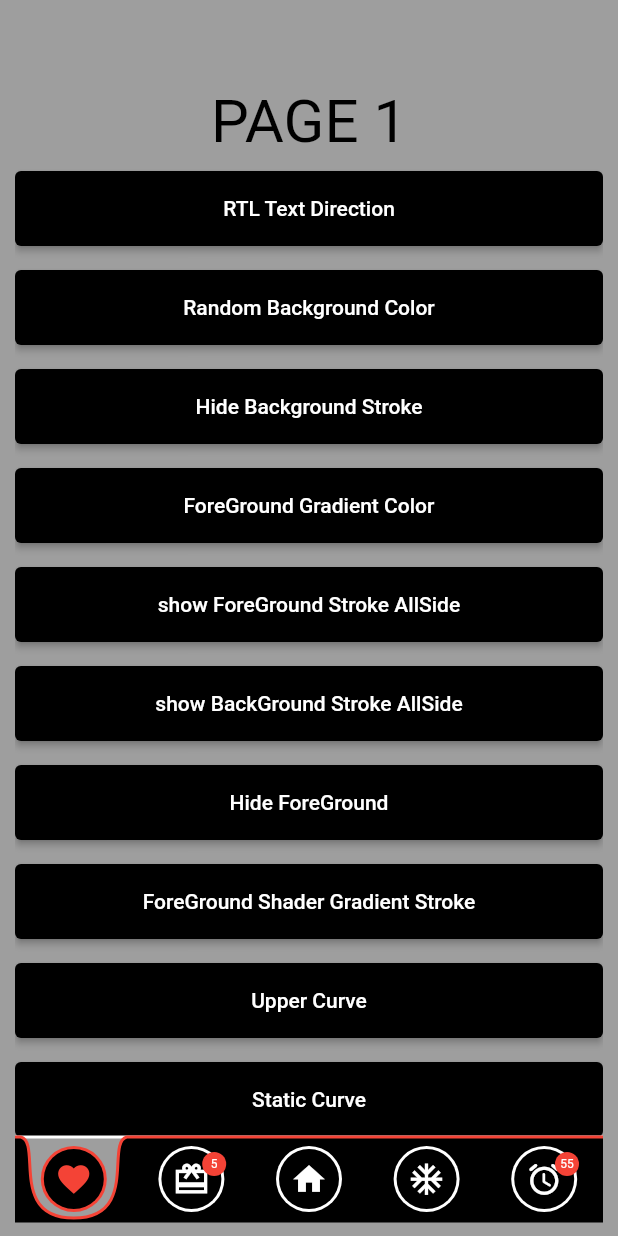
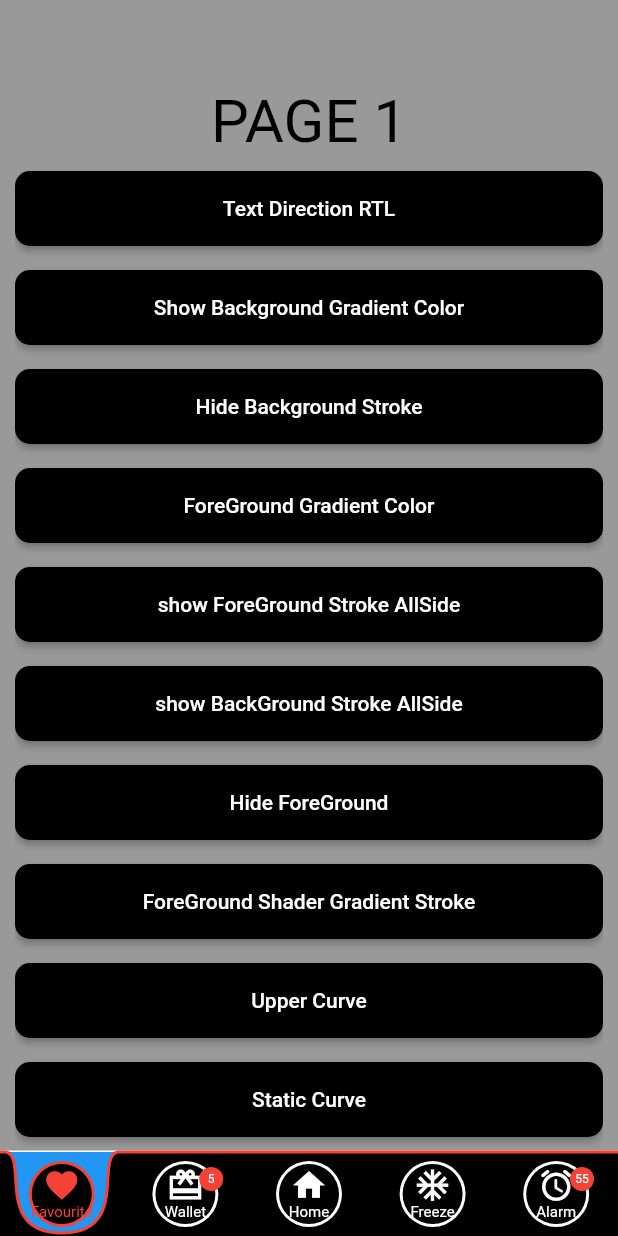
Before and after one commit to saginbajracharya/ultimate_bottom_navbar, a Flutter app: the screen it shows after launch, on a phone screen of 412 x 824 dp. Run offline on Flutter 3.47's test engine with Material 2 defaults, Android fonts, the phone set to English and light mode, and no system bars.

```diff
--- a/example/lib/main.dart
+++ b/example/lib/main.dart
@@ -1,4 +1,3 @@
-import 'dart:math';
 import 'package:flutter/material.dart';
 import 'package:ultimate_bottom_navbar/ultimate_bottom_navbar.dart';
 import 'BottomNavPages/page_1.dart';
@@ -32,57 +31,19 @@ class BottomNavigationPage extends StatefulWidget {
 }
 
 class _BottomNavigationPageState extends State<BottomNavigationPage> {
-  Random random                      = Random();
-  int currentIndex                   = 0;
-  bool staticCurve                   = false;
-  bool useForeGroundGradient         = false;
-  bool showForeGround                = true;
-  bool useShaderStroke               = false;
-  bool underCurve                    = true;
-  bool showCircleStaticMidItem       = true;
-  bool showForeGroundStrokeAllSide   = false;
-  bool showBackGroundStrokeAllSide   = false;
-  Color backgroundColor              = transparent;
-  double backgroundStrokeBorderWidth = 5.0;
-  var badgeVal1                      = '5';
-  var badgeVal2                      = '55';
-  var textDirection                  = TextDirection.ltr;
 
-  final List<String> title = [
-    "",
-    "",
-    "",
-    "",
-    ""
-  ];
-
-  final List<IconData> icons = [
-    Icons.favorite,
-    Icons.wallet_giftcard_sharp,
-    Icons.home,
-    Icons.ac_unit_outlined,
-    Icons.access_alarm_rounded,
-  ];
-
-  final List pages = [
-    const Page1(),
-    const Page2(),
-    const Page3(),
-    const Page4(),
-    const Page5(),
-  ];
-
-  Gradient backgroundGradientColor = const LinearGradient(
+  final backgroundGradientColor = LinearGradient(
     begin: Alignment.topCenter,
     end: Alignment.bottomCenter,
     colors: [
-      green,
-      green,
-      green,
-      green,
-      red,
+      black,     // Black
+      darkGrey,  // Dark Gray
+      grey,      // Gray
+      lightGrey, // Light Gray
+      white,     // White
     ],
-    stops: [0.1, 0.3, 0.5, 0.7, 1.0],
+    stops: const [0.0, 0.25, 0.5, 0.75, 1.0],
+    tileMode: TileMode.mirror,
   );
 
   Shader foreGroundGradientShader = const LinearGradient(
@@ -110,6 +71,46 @@ class _BottomNavigationPageState extends State<BottomNavigationPage> {
     ],
     stops: [0.2, 0.4, 0.5, 0.6, 2.0],
   ).createShader(Rect.fromCenter(center: const Offset(0.0,0.0), height: 200, width: 100));
+
+  int currentIndex                   = 0;
+  bool staticCurve                   = false;
+  bool useForeGroundGradient         = false;
+  bool showForeGround                = true;
+  bool useShaderStroke               = false;
+  bool underCurve                    = true;
+  bool showCircleStaticMidItem       = true;
+  bool showForeGroundStrokeAllSide   = false;
+  bool showBackGroundStrokeAllSide   = false;
+  Color backgroundColor              = blue;
+  Gradient? backgroundGradientColors;
+  double backgroundStrokeBorderWidth = 5.0;
+  var badgeVal1                      = '5';
+  var badgeVal2                      = '55';
+  var textDirection                  = TextDirection.ltr;
+
+  final List<String> title = [
+    "Favourite",
+    "Wallet",
+    "Home",
+    "Freeze",
+    "Alarm"
+  ];
+
+  final List<IconData> icons = [
+    Icons.favorite,
+    Icons.wallet_giftcard_sharp,
+    Icons.home,
+    Icons.ac_unit_outlined,
+    Icons.access_alarm_rounded,
+  ];
+
+  final List pages = [
+    const Page1(),
+    const Page2(),
+    const Page3(),
+    const Page4(),
+    const Page5(),
+  ];
 
   @override
   Widget build(BuildContext context) {
@@ -146,6 +147,9 @@ class _BottomNavigationPageState extends State<BottomNavigationPage> {
                           style: ElevatedButton.styleFrom(
                             primary: black,
                             minimumSize: const Size.fromHeight(50),
+                            shape: RoundedRectangleBorder(
+                              borderRadius: BorderRadius.circular(10), // Set the desired radius here
+                            ),
                           ),
                           onPressed: ()async{
                             setState(() {
@@ -158,28 +162,31 @@ class _BottomNavigationPageState extends State<BottomNavigationPage> {
                               }
                             });
                           },
-                          child: Text(textDirection == TextDirection.ltr?'RTL Text Direction':'LTR Text Direction',style: const TextStyle(color: white))
+                          child: Text(textDirection == TextDirection.ltr?'Text Direction RTL':'Text Direction LTR',style: const TextStyle(color: white))
                         ),
                       ),
-                      //Random Background Color
+                      //Background Gradient or Solid Color
                       Padding(
                         padding: const EdgeInsets.symmetric(vertical :8.0),
                         child: ElevatedButton(
                           style: ElevatedButton.styleFrom(
                             primary: black,
                             minimumSize: const Size.fromHeight(50),
+                            shape: RoundedRectangleBorder(
+                              borderRadius: BorderRadius.circular(10), // Set the desired radius here
+                            ),
                           ),
                           onPressed: ()async{
                             setState(() {
-                              backgroundColor = Color.fromARGB(
-                                255,
-                                random.nextInt(256),
-                                random.nextInt(256),
-                                random.nextInt(256),
-                              );
+                              if(backgroundGradientColors == null){
+                                backgroundGradientColors = backgroundGradientColor;
+                              }
+                              else{
+                                backgroundGradientColors = null;
+                              }
                             });
                           },
-                          child: const Text('Random Background Color',style: TextStyle(color: white))
+                          child: Text(backgroundGradientColors==null?'Show Background Gradient Color':'Show Background Solid Color',style: const TextStyle(color: white))
                         ),
                       ),
                       //Show Hide Background Stroke
@@ -189,6 +196,9 @@ class _BottomNavigationPageState extends State<BottomNavigationPage> {
                           style: ElevatedButton.styleFrom(
                             primary: black,
                             minimumSize: const Size.fromHeight(50),
+                            shape: RoundedRectangleBorder(
+                              borderRadius: BorderRadius.circular(10), // Set the desired radius here
+                            ),
                           ),
                           onPressed: ()async{
                             setState(() {
@@ -209,6 +219,9 @@ class _BottomNavigationPageState extends State<BottomNavigationPage> {
                           style: ElevatedButton.styleFrom(
                             primary: black,
                             minimumSize: const Size.fromHeight(50),
+                            shape: RoundedRectangleBorder(
+                              borderRadius: BorderRadius.circular(10), // Set the desired radius here
+                            ),
                           ),
                           onPressed: ()async{
                             setState(() {
@@ -230,6 +243,9 @@ class _BottomNavigationPageState extends State<BottomNavigationPage> {
                           style: ElevatedButton.styleFrom(
                             primary: black,
                             minimumSize: const Size.fromHeight(50),
+                            shape: RoundedRectangleBorder(
+                              borderRadius: BorderRadius.circular(10), // Set the desired radius here
+                            ),
                           ),
                           onPressed: ()async{
                             setState(() {
@@ -251,6 +267,9 @@ class _BottomNavigationPageState extends State<BottomNavigationPage> {
                           style: ElevatedButton.styleFrom(
                             primary: black,
                             minimumSize: const Size.fromHeight(50),
+                            shape: RoundedRectangleBorder(
+                              borderRadius: BorderRadius.circular(10), // Set the desired radius here
+                            ),
                           ),
                           onPressed: ()async{
                             setState(() {
@@ -272,6 +291,9 @@ class _BottomNavigationPageState extends State<BottomNavigationPage> {
                           style: ElevatedButton.styleFrom(
                             primary: black,
                             minimumSize: const Size.fromHeight(50),
+                            shape: RoundedRectangleBorder(
+                              borderRadius: BorderRadius.circular(10), // Set the desired radius here
+                            ),
                           ),
                           onPressed: ()async{
                             setState(() {
@@ -293,6 +315,9 @@ class _BottomNavigationPageState extends State<BottomNavigationPage> {
                           style: ElevatedButton.styleFrom(
                             primary: black,
                             minimumSize: const Size.fromHeight(50),
+                            shape: RoundedRectangleBorder(
+                              borderRadius: BorderRadius.circular(10), // Set the desired radius here
+                            ),
                           ),
                           onPressed: ()async{
                             setState(() {
@@ -314,6 +339,9 @@ class _BottomNavigationPageState extends State<BottomNavigationPage> {
                           style: ElevatedButton.styleFrom(
                             primary: black,
                             minimumSize: const Size.fromHeight(50),
+                            shape: RoundedRectangleBorder(
+                              borderRadius: BorderRadius.circular(10), // Set the desired radius here
+                            ),
                           ),
                           onPressed: ()async{
                             setState(() {
@@ -335,6 +363,9 @@ class _BottomNavigationPageState extends State<BottomNavigationPage> {
                           style: ElevatedButton.styleFrom(
                             primary: black,
                             minimumSize: const Size.fromHeight(50),
+                            shape: RoundedRectangleBorder(
+                              borderRadius: BorderRadius.circular(10), // Set the desired radius here
+                            ),
                           ),
                           onPressed: ()async{
                             setState(() {
@@ -356,6 +387,9 @@ class _BottomNavigationPageState extends State<BottomNavigationPage> {
                           style: ElevatedButton.styleFrom(
                             primary: black,
                             minimumSize: const Size.fromHeight(50),
+                            shape: RoundedRectangleBorder(
+                              borderRadius: BorderRadius.circular(10), // Set the desired radius here
+                            ),
                           ),
                           onPressed: ()async{
                             setState(() {
@@ -372,6 +406,9 @@ class _BottomNavigationPageState extends State<BottomNavigationPage> {
                           style: ElevatedButton.styleFrom(
                             primary: black,
                             minimumSize: const Size.fromHeight(50),
+                            shape: RoundedRectangleBorder(
+                              borderRadius: BorderRadius.circular(10), // Set the desired radius here
+                            ),
                           ),
                           onPressed: ()async{
                             setState(() {
@@ -388,6 +425,9 @@ class _BottomNavigationPageState extends State<BottomNavigationPage> {
                           style: ElevatedButton.styleFrom(
                             primary: black,
                             minimumSize: const Size.fromHeight(50),
+                            shape: RoundedRectangleBorder(
+                              borderRadius: BorderRadius.circular(10), // Set the desired radius here
+                            ),
                           ),
                           onPressed: ()async{
                             setState(() {
@@ -404,6 +444,9 @@ class _BottomNavigationPageState extends State<BottomNavigationPage> {
                           style: ElevatedButton.styleFrom(
                             primary: black,
                             minimumSize: const Size.fromHeight(50),
+                            shape: RoundedRectangleBorder(
+                              borderRadius: BorderRadius.circular(10), // Set the desired radius here
+                            ),
                           ),
                           onPressed: ()async{
                             setState(() {
@@ -433,11 +476,11 @@ class _BottomNavigationPageState extends State<BottomNavigationPage> {
           backgroundStrokeBorderColor        : white,                                                                       // nav background stroke color [seems like when border width is 0.0 still shows the color but transparent solves it]
           backgroundStrokeBorderWidth        : 2.0,                                                                         // Nav BackGround Stroke Border Width
           foregroundStrokeBorderWidth        : 2.0,                                                                         // Nav ForeGround Stroke Border Width
-          backgroundGradient                 : null,                                                                        // Nav background Gradient [No Gradient if Null Overrides backgroundColor if given]
+          backgroundGradient                 : backgroundGradientColors,                                                    // Nav background Gradient [No Gradient if Null Overrides backgroundColor if given]
           foreGroundGradientShader           : foreGroundGradientShader,                                                    // Nav ForeGround Gradient Shader [foregroundColor or foreGroundGradientShader determined by Bool useForeGroundGradient]
           foregroundStrokeGradientShader     : foregroundStrokeGradientShader,                                              // ForeGround Stroke border Gradient Shader
 
-          backgroundMargin                   : const EdgeInsets.only(left: 10.0,right: 10.0,bottom: 10.0),                  // Nav Background Margin
+          backgroundMargin                   : const EdgeInsets.only(left: 0.0,right: 0.0,bottom: 0.0),                     // Nav Background Margin
           backgroundBorderRadius             : BorderRadius.circular(0.0),                                                  // Nav Background Border Radius
 
           selectedIconColor                  : red,                                                                         // Selected Item Icon Color
@@ -449,8 +492,8 @@ class _BottomNavigationPageState extends State<BottomNavigationPage> {
           unselectedTextSize                 : 10,                                                                          // UnSelected Item Text Size
           unselectedTextColor                : white,                                                                       // UnSelected Item Text Color
 
-          showForeGroundStrokeAllSide        : showForeGroundStrokeAllSide,
-          showBackGroundStrokeAllSide        : showBackGroundStrokeAllSide,                                                 //
+          showForeGroundStrokeAllSide        : showForeGroundStrokeAllSide,                                                 // Show Foreground Strok All Side
+          showBackGroundStrokeAllSide        : showBackGroundStrokeAllSide,                                                 // Show BackGround Stroke All Side [works when borderRadius is zero or null]
           useForeGroundGradient              : useForeGroundGradient,                                                       // Gradient for ForeGround or Not
           showForeGround                     : showForeGround,                                                              // Show ForeGround or Not
           useShaderStroke                    : useShaderStroke,                                                             // Use Shadered Stroke Border or Not
@@ -458,8 +501,8 @@ class _BottomNavigationPageState extends State<BottomNavigationPage> {
           staticCurve                        : staticCurve,                                                                 // Static Curve or Dynamic Curve
           showCircleStaticMidItemStatic      : showCircleStaticMidItem,                                                     // Show or Not Show Circle for Mid Item If Static Curve
 
-          midItemCircleColorStatic           : white,                                                                       // Color of a Mid item circle for static item
-          midItemCircleBorderColorStatic     : black,                                                                       // Color of a Mid item border circle for static item
+          midItemCircleColorStatic           : black,                                                                       // Color of a Mid item circle for static item
+          midItemCircleBorderColorStatic     : white,                                                                       // Color of a Mid item border circle for static item
           showMidCircleStatic                : false,                                                                       // Show/Hide Mid item circle for static item
           midCircleRadiusStatic              : 20.0,                                                                        // Radius for Mid Circle
           midCircleBorderRadiusStatic        : 2.0,                                                                         // Radius for Mid Circle Border
--- a/example/lib/utils/styles.dart
+++ b/example/lib/utils/styles.dart
@@ -1,17 +1,20 @@
 import 'package:flutter/material.dart';
 
 const Color transparent = Colors.transparent;
-const Color black = Colors.black;
-const Color white = Colors.white;
 const Color red = Colors.red;
 const Color blue = Colors.blue;
 const Color lightBlue = Colors.lightBlue;
 const Color green = Colors.green;
 const Color yellow = Colors.yellow;
-const Color grey = Colors.grey;
 
 
 const Color lightest = Color(0xFFE23E57);
 const Color lighter = Color(0xFF88304E);
 const Color darker = Color(0xFF522546);
 const Color darkest = Color(0xFF311D3F);
+
+const Color black    = Colors.black;         // Black
+Color darkGrey       = const Color(0xFF666666); // Dark Gray
+Color grey           = const Color(0xFF999999); // Gray
+Color lightGrey      = const Color(0xFFDDDDDD); // Light Gray
+const Color white    = Colors.white; // White
```
